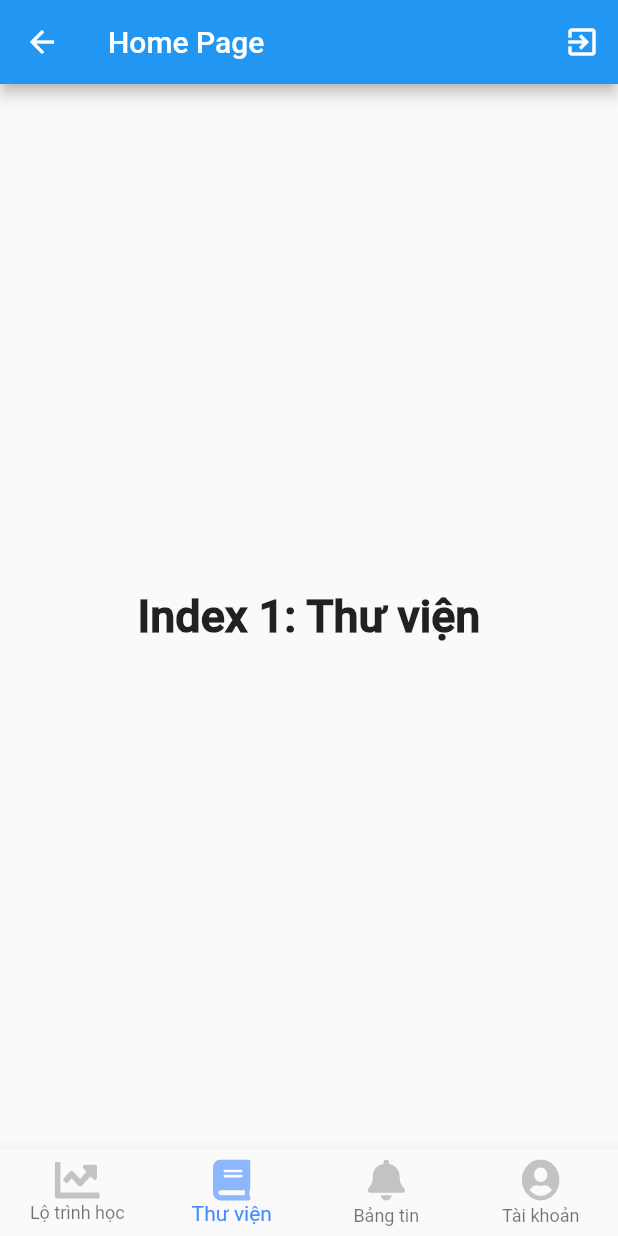
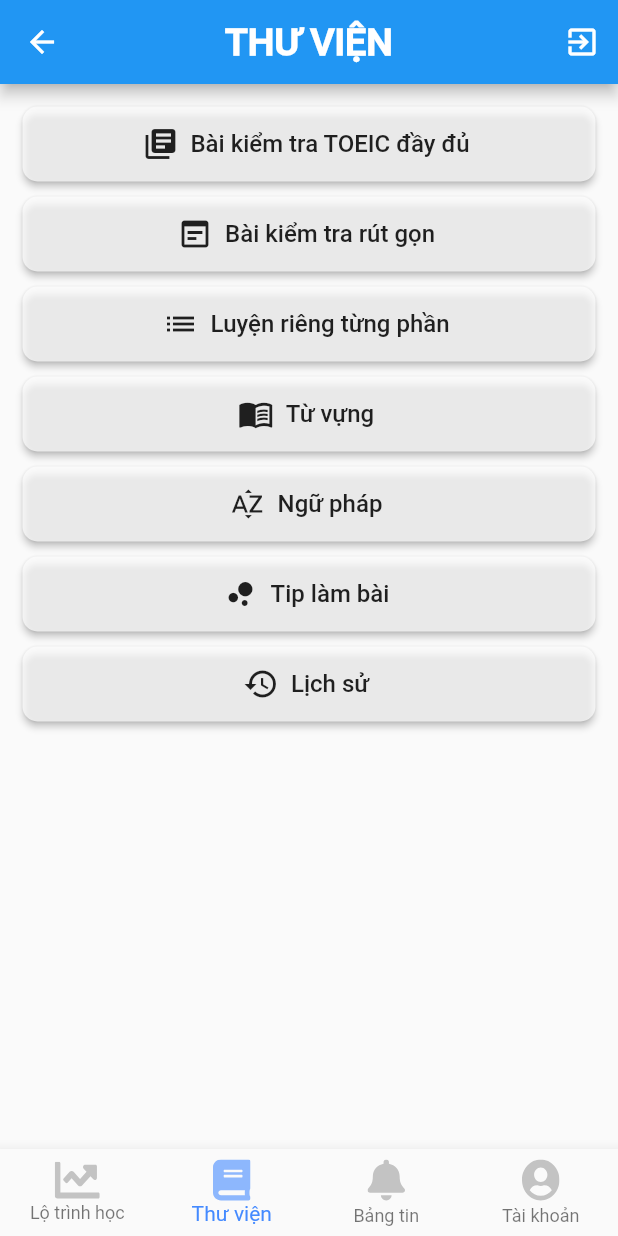
Before and after one commit to minhquan54772/unofficial-ToeicEZ, a Flutter app: the HomePage screen opened directly, item 2 of the bottom bar chosen, on a phone screen of 412 x 824 dp. Run offline on Flutter 3.47's test engine with Material 2 defaults, Android fonts, the phone set to English and light mode, and no system bars; our stand-ins replace equatable, firebase_auth, flutter_bloc, flutter_svg, font_awesome_flutter, google_sign_in and 1 more; missing offline and left inert: firebase_auth_platform_interface, flutter_facebook_login; accounts and stored records are empty.

Commit message:
Add library page

```diff
--- a/lib/pages/home_page.dart
+++ b/lib/pages/home_page.dart
@@ -4,6 +4,8 @@ import 'package:flutter_bloc/flutter_bloc.dart';
 import 'package:flutter_svg/svg.dart';
 import 'package:toeic/blocs/authentication_bloc.dart';
 import 'package:toeic/events/authentication_event.dart';
+import 'package:toeic/pages/library_page.dart';
+
 import 'package:toeic/temp/iPhone12ProMax1.dart';
 
 class HomePage extends StatefulWidget {
@@ -17,19 +19,35 @@ class _HomePageState extends State<HomePage> {
   static List<Widget> _widgetOptions = <Widget>[
     Text(
       'Index 0: Lộ trình học',
-      style: TextStyle(fontSize: 30, fontWeight: FontWeight.bold),
+      style: TextStyle(fontSize: 30),
     ),
-    Text(
-      'Index 1: Thư viện',
-      style: TextStyle(fontSize: 30, fontWeight: FontWeight.bold),
-    ),
+    LibraryPage(),
     Text(
       'Index 2: Bảng tin',
-      style: TextStyle(fontSize: 30, fontWeight: FontWeight.bold),
+      style: TextStyle(fontSize: 30),
     ),
     Text(
       'Index 3: Tài khoản',
-      style: TextStyle(fontSize: 30, fontWeight: FontWeight.bold),
+      style: TextStyle(fontSize: 30),
+    ),
+  ];
+
+  static List<Widget> _titleOptions = <Widget>[
+    Text(
+      'LỘ TRÌNH HỌC',
+      style: TextStyle(fontSize: 25, fontWeight: FontWeight.bold),
+    ),
+    Text(
+      'THƯ VIỆN',
+      style: TextStyle(fontSize: 25, fontWeight: FontWeight.bold),
+    ),
+    Text(
+      'BẢNG TIN',
+      style: TextStyle(fontSize: 25, fontWeight: FontWeight.bold),
+    ),
+    Text(
+      'TÀI KHOẢN',
+      style: TextStyle(fontSize: 25, fontWeight: FontWeight.bold),
     ),
   ];
 
@@ -44,7 +62,8 @@ class _HomePageState extends State<HomePage> {
     // TODO: implement build
     return Scaffold(
       appBar: AppBar(
-        title: Text('Home Page'),
+        title: _titleOptions[_selectedIndex],
+        centerTitle: true,
         actions: <Widget>[
           IconButton(
               icon: Icon(Icons.exit_to_app),
--- /dev/null
+++ b/lib/pages/library_page.dart
@@ -0,0 +1,136 @@
+import 'package:flutter/cupertino.dart';
+import 'package:flutter/material.dart';
+
+class LibraryPage extends StatefulWidget {
+  @override
+  _LibraryState createState() => _LibraryState();
+}
+
+class _LibraryState extends State<LibraryPage> {
+  @override
+  Widget build(BuildContext context) {
+    // TODO: implement build
+    return Scaffold(
+      body: Padding(
+        padding: EdgeInsets.all(15.0),
+        child: Column(
+          mainAxisAlignment: MainAxisAlignment.start,
+          crossAxisAlignment: CrossAxisAlignment.stretch,
+          children: <Widget>[
+            ButtonTheme(
+              height: 50,
+              child: RaisedButton.icon(
+                onPressed: (){},
+                color: Colors.white70,
+                icon: Icon(Icons.library_books),
+                label: Text(
+                  'Bài kiểm tra TOEIC đầy đủ',
+                  style: TextStyle(fontSize: 16),
+                ),
+                shape: RoundedRectangleBorder(
+                    borderRadius: BorderRadius.circular(10.0)
+                ),
+              ),
+            ),
+            SizedBox(height: 10),
+            ButtonTheme(
+              height: 50,
+              child: RaisedButton.icon(
+                onPressed: (){},
+                color: Colors.white70,
+                icon: Icon(Icons.wysiwyg),
+                label: Text(
+                  'Bài kiểm tra rút gọn',
+                  style: TextStyle(fontSize: 16),
+                ),
+                shape: RoundedRectangleBorder(
+                    borderRadius: BorderRadius.circular(10.0)
+                ),
+              ),
+            ),
+            SizedBox(height: 10),
+            ButtonTheme(
+              height: 50,
+              child: RaisedButton.icon(
+                onPressed: (){},
+                color: Colors.white70,
+                icon: Icon(Icons.list),
+                label: Text(
+                  'Luyện riêng từng phần',
+                  style: TextStyle(fontSize: 16),
+                ),
+                shape: RoundedRectangleBorder(
+                    borderRadius: BorderRadius.circular(10.0)
+                ),
+              ),
+            ),
+            SizedBox(height: 10),
+            ButtonTheme(
+              height: 50,
+              child: RaisedButton.icon(
+                onPressed: (){},
+                color: Colors.white70,
+                icon: Icon(Icons.menu_book_outlined),
+                label: Text(
+                  'Từ vựng',
+                  style: TextStyle(fontSize: 16),
+                ),
+                shape: RoundedRectangleBorder(
+                    borderRadius: BorderRadius.circular(10.0)
+                ),
+              ),
+            ),
+            SizedBox(height: 10),
+            ButtonTheme(
+              height: 50,
+              child: RaisedButton.icon(
+                onPressed: (){},
+                color: Colors.white70,
+                icon: Icon(Icons.sort_by_alpha),
+                label: Text(
+                  'Ngữ pháp',
+                  style: TextStyle(fontSize: 16),
+                ),
+                shape: RoundedRectangleBorder(
+                    borderRadius: BorderRadius.circular(10.0)
+                ),
+              ),
+            ),
+            SizedBox(height: 10),
+            ButtonTheme(
+              height: 50,
+              child: RaisedButton.icon(
+                onPressed: (){},
+                color: Colors.white70,
+                icon: Icon(Icons.bubble_chart),
+                label: Text(
+                  'Tip làm bài',
+                  style: TextStyle(fontSize: 16),
+                ),
+                shape: RoundedRectangleBorder(
+                    borderRadius: BorderRadius.circular(10.0)
+                ),
+              ),
+            ),
+            SizedBox(height: 10),
+            ButtonTheme(
+              height: 50,
+              child: RaisedButton.icon(
+                onPressed: (){},
+                color: Colors.white70,
+                icon: Icon(Icons.history),
+                label: Text(
+                  'Lịch sử',
+                  style: TextStyle(fontSize: 16),
+                ),
+                shape: RoundedRectangleBorder(
+                    borderRadius: BorderRadius.circular(10.0)
+                ),
+              ),
+            ),
+          ],
+        ),
+      ),
+    );
+  }
+}
```
